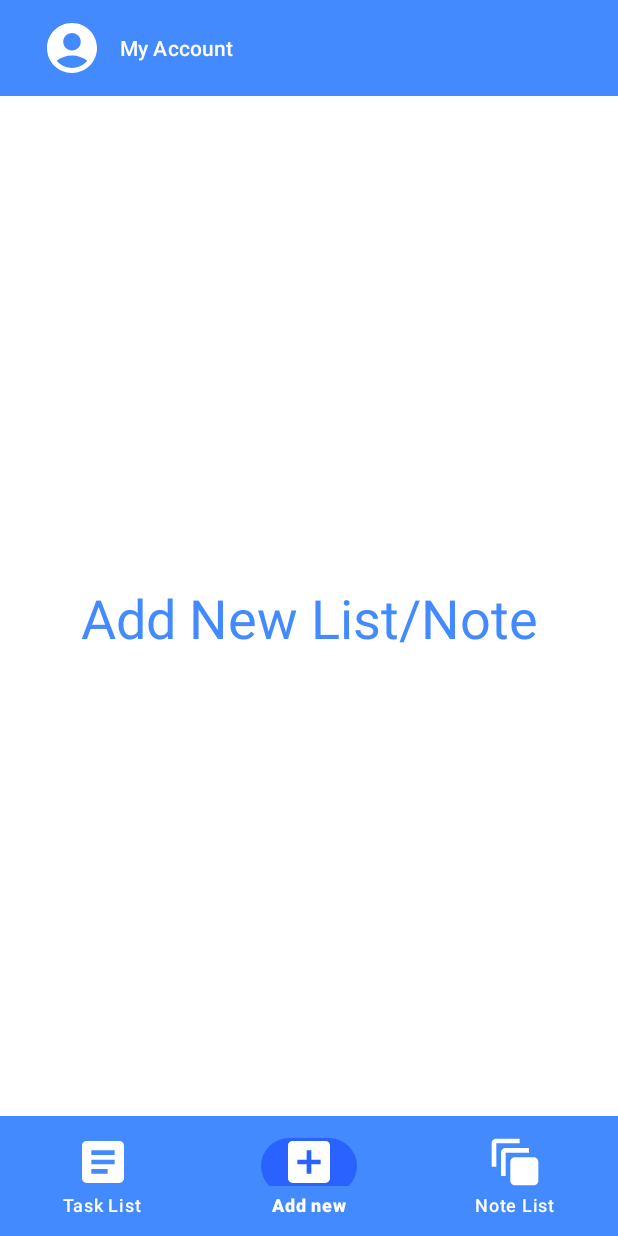
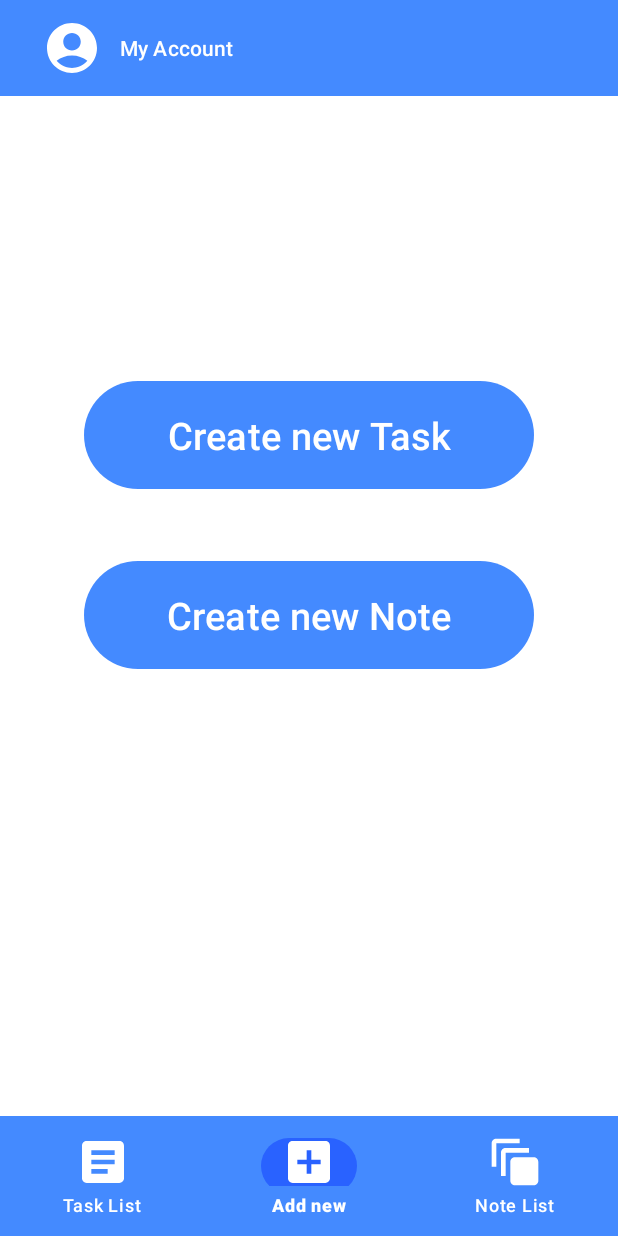
Before and after one commit to borja-garcia-valcarcel/TaskPad-App, an Android app: the MainActivity screen opened directly, with no data from a screen before it, item 2 of the bottom bar chosen, on a phone screen of 412 x 824 dp. Run offline under Robolectric (Android 15) with nearby library versions, the light colour scheme and no system bars.

```diff
--- a/app/build.gradle.kts
+++ b/app/build.gradle.kts
@@ -50,6 +50,7 @@ dependencies {
     implementation ("androidx.appcompat:appcompat:1.6.1")
     implementation ("androidx.fragment:fragment-ktx:1.6.2")
     implementation("com.google.firebase:firebase-database:20.3.1")
+    implementation("com.google.firebase:firebase-storage:20.3.0")
     testImplementation("junit:junit:4.13.2")
     androidTestImplementation("androidx.test.ext:junit:1.1.5")
     androidTestImplementation("androidx.test.espresso:espresso-core:3.5.1")
--- a/app/src/main/AndroidManifest.xml
+++ b/app/src/main/AndroidManifest.xml
@@ -1,6 +1,8 @@
 <?xml version="1.0" encoding="utf-8"?>
 <manifest xmlns:android="http://schemas.android.com/apk/res/android"
     xmlns:tools="http://schemas.android.com/tools">
+
+
 
     <application
         android:allowBackup="true"
@@ -12,9 +14,6 @@
         android:supportsRtl="true"
         android:theme="@style/Theme.TaskPad"
         tools:targetApi="31">
-        <activity
-            android:name=".LogoutActivity"
-            android:exported="false" />
         <activity
             android:name=".ForgotPasswordActivity"
             android:exported="false" />
--- a/app/src/main/res/drawable/account_icon.xml
+++ b/app/src/main/res/drawable/profile_icon.xml
@@ -1,4 +1,4 @@
-<vector android:height="24dp" android:tint="#000000"
+<vector android:height="24dp" android:tint="#FFFFFF"
     android:viewportHeight="24" android:viewportWidth="24"
     android:width="24dp" xmlns:android="http://schemas.android.com/apk/res/android">
     <path android:fillColor="@android:color/white" android:pathData="M12,2C6.48,2 2,6.48 2,12s4.48,10 10,10s10,-4.48 10,-10S17.52,2 12,2zM12,6c1.93,0 3.5,1.57 3.5,3.5S13.93,13 12,13s-3.5,-1.57 -3.5,-3.5S10.07,6 12,6zM12,20c-2.03,0 -4.43,-0.82 -6.14,-2.88C7.55,15.8 9.68,15 12,15s4.45,0.8 6.14,2.12C16.43,19.18 14.03,20 12,20z"/>
--- a/app/src/main/res/layout/fragment_add_new.xml
+++ b/app/src/main/res/layout/fragment_add_new.xml
@@ -5,12 +5,27 @@
     android:layout_height="match_parent"
     tools:context=".AddNewFragment">
 
-    <TextView
+    <Button
+        android:id="@+id/createNewTask"
         android:layout_width="match_parent"
-        android:layout_height="match_parent"
-        android:text="Add New List/Note"
-        android:textSize="36sp"
-        android:textColor="@color/blueA200"
-        android:gravity="center"/>
+        android:layout_height="80dp"
+        android:layout_marginStart="56dp"
+        android:layout_marginTop="250dp"
+        android:layout_marginEnd="56dp"
+        android:gravity="center"
+        android:textSize="25sp"
+        android:text="Create new Task" />
+
+    <Button
+        android:id="@+id/createNewNote"
+        android:layout_width="match_parent"
+        android:layout_height="80dp"
+        android:layout_marginStart="56dp"
+        android:layout_marginTop="370dp"
+        android:layout_marginEnd="56dp"
+        android:gravity="center"
+        android:textSize="25sp"
+        android:text="Create new Note" />
+
 
 </FrameLayout>
--- a/app/src/main/res/menu/top_menu.xml
+++ b/app/src/main/res/menu/top_menu.xml
@@ -7,7 +7,7 @@
         android:id="@+id/top_navigation"
         android:title="My Account"
         android:textSize="20sp"
-        android:icon="@drawable/account_icon"
+        android:icon="@drawable/profile_icon"
         app:showAsAction="ifRoom"
         app:itemIconTint="@color/white"
         app:itemTextColor="@color/white"/>
```
Also changed, not shown: app/src/main/java/com/example/taskpad/SignOutFragment.kt (+9 -4 lines), app/src/main/res/layout/fragment_signout.xml (+11 -2 lines), app/src/main/res/drawable/profile_image.png (added), app/src/main/res/drawable/settings.png, app/src/main/res/drawable/splashart.png (added).
